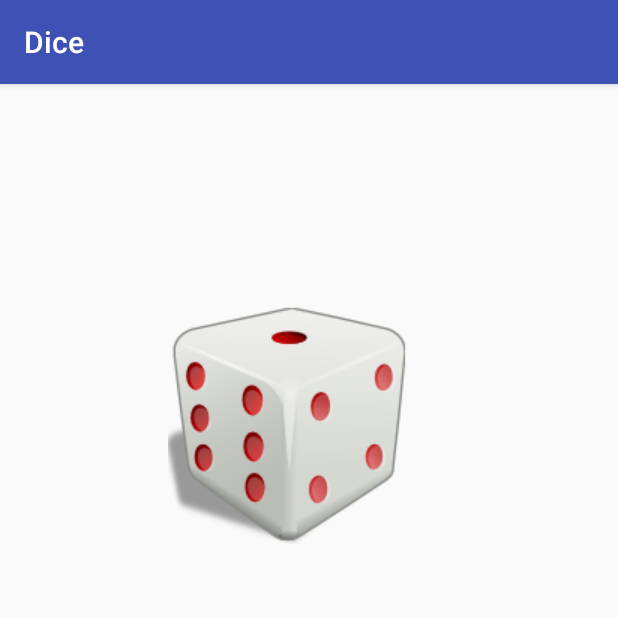
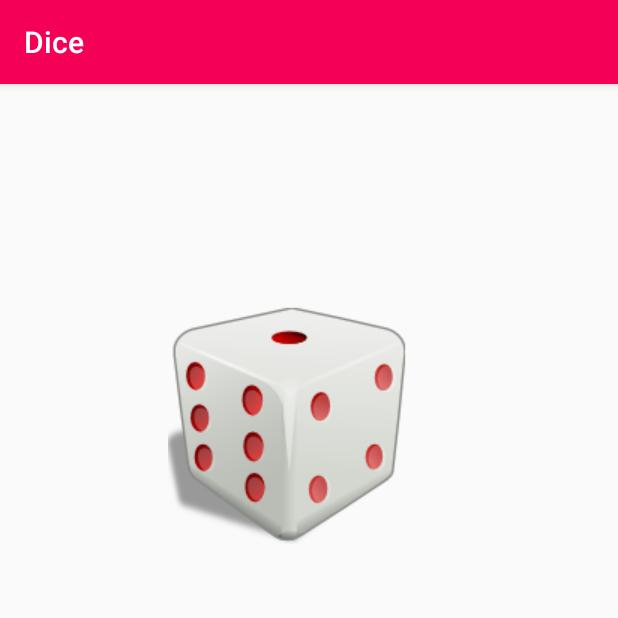
Before and after one commit to RasikFareed/Dice-app, an Android app: the screen it shows after launch (MainActivity), on a phone screen of 412 x 824 dp, the top half of it. Run offline under Robolectric (Android 15) with nearby library versions, the phone set to English and light mode, and no system bars.

Commit message:
Material Colors Added

```diff
--- a/app/src/main/res/values/colors.xml
+++ b/app/src/main/res/values/colors.xml
@@ -1,6 +1,10 @@
 <?xml version="1.0" encoding="utf-8"?>
 <resources>
-    <color name="colorPrimary">#3F51B5</color>
-    <color name="colorPrimaryDark">#303F9F</color>
-    <color name="colorAccent">#FF4081</color>
+    <color name="colorPrimary">#F50057</color>
+    <color name="colorPrimaryDark">#C51162</color>
+    <color name="textColorPrimary">#FFFFFF</color>
+    <color name="windowBackground">#FFFFFF</color>
+    <color name="navigationBarColor">#000000</color>
+    <color name="colorAccent">#FF80AB</color>
+
 </resources>
--- a/app/src/main/res/values/styles.xml
+++ b/app/src/main/res/values/styles.xml
@@ -8,4 +8,5 @@
         <item name="colorAccent">@color/colorAccent</item>
     </style>
 
+
 </resources>
```
